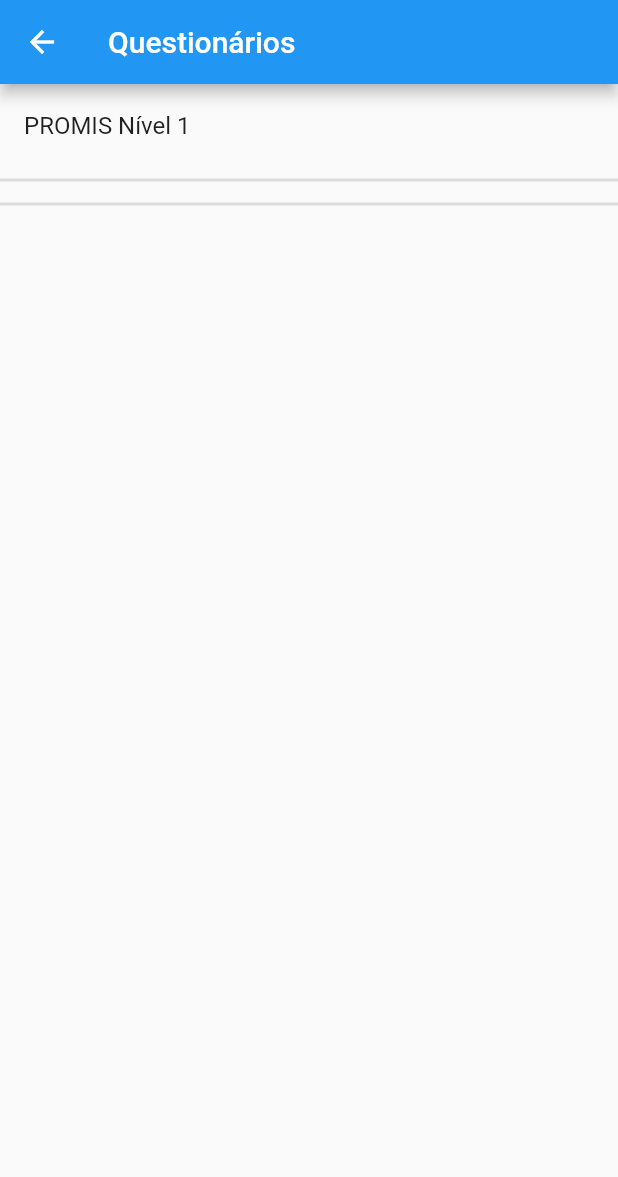
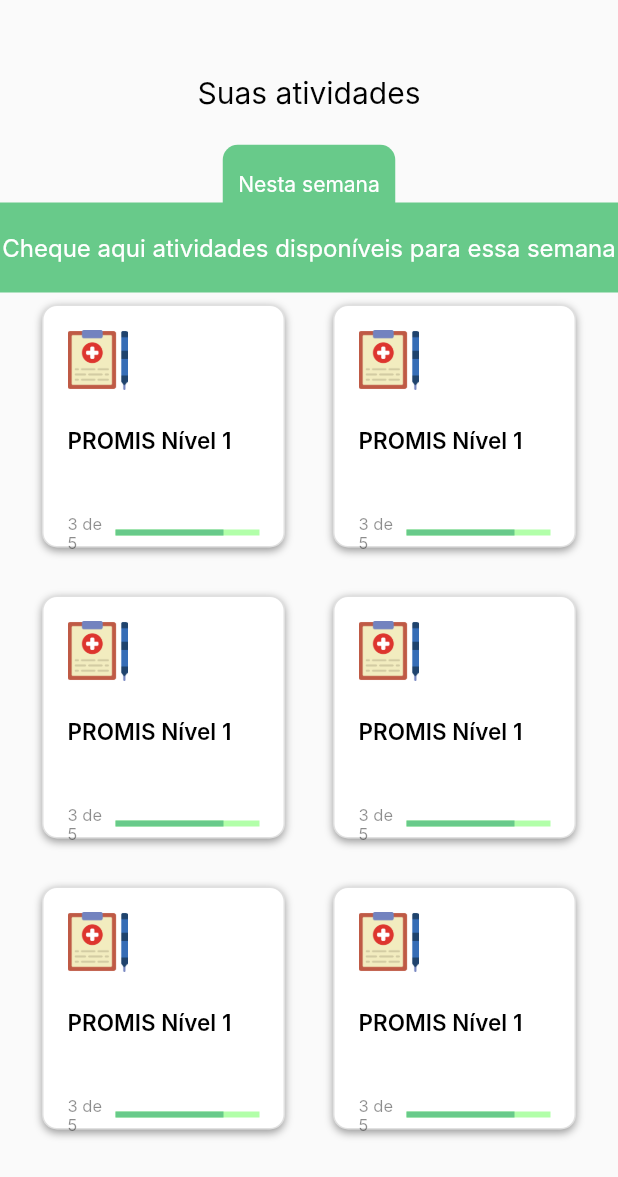
Before and after one commit to juliaalmeida13/APP-MENTAL, a Flutter app: the QuestsScreen screen opened by its route, on a phone screen of 412 x 824 dp. Shown: the top 1177 px of the screen. Run offline on Flutter 3.47's test engine with Material 2 defaults, Android fonts, the phone set to English and light mode, and no system bars; our stand-ins replace cloud_firestore, firebase_auth, firebase_core, shared_preferences, simple_animations; missing offline and left inert: flutter_phone_direct_caller; accounts and stored records are empty; Roboto replaces fonts that are missing (Inter).

Commit message:
adicionando design de tela de atividades e mudando layout do chat

```diff
--- a/app base/lib/ChatRoomsScreen/Widgets/AppBart/app_bar_widget.dart
+++ b/app base/lib/ChatRoomsScreen/Widgets/AppBart/app_bar_widget.dart
@@ -0,0 +1,21 @@
+import 'package:flutter/cupertino.dart';
+import 'package:chat_app_tutorial/colors/app_text_styles.dart';
+
+class AppBarWidget extends PreferredSize {
+  AppBarWidget()
+      : super(
+            preferredSize: Size.fromHeight(100),
+            child: Container(
+                child: Padding(
+              padding: const EdgeInsets.only(left: 15),
+              child: Row(
+                mainAxisAlignment: MainAxisAlignment.start,
+                children: [
+                  Text(
+                    " Chat com pesquisador",
+                    style: AppTextStyles.contatos,
+                  )
+                ],
+              ),
+            )));
+}
--- /dev/null
+++ b/app base/lib/QuestScreen/widgets/AppBar/app_bar_widget.dart
@@ -0,0 +1,60 @@
+import 'package:chat_app_tutorial/colors/app_text_styles.dart';
+import 'package:chat_app_tutorial/colors/colors.dart';
+import 'package:flutter/material.dart';
+
+class AppBarWidget extends PreferredSize {
+  AppBarWidget()
+      : super(
+          preferredSize: Size.fromHeight(195),
+          child: Stack(children: [
+            Center(
+              child: Padding(
+                padding: const EdgeInsets.only(bottom: 70),
+                child: Row(
+                  mainAxisAlignment: MainAxisAlignment.center,
+                  children: [
+                    Text(
+                      "Suas atividades",
+                      style: AppTextStyles.atividade,
+                    )
+                  ],
+                ),
+              ),
+            ),
+            Center(
+              child: Padding(
+                padding: const EdgeInsets.only(top: 50),
+                child: Container(
+                    width: 115,
+                    height: 52,
+                    decoration: BoxDecoration(
+                        borderRadius: BorderRadius.only(
+                            topLeft: Radius.circular(10),
+                            topRight: Radius.circular(10),
+                            bottomLeft: Radius.circular(10),
+                            bottomRight: Radius.circular(10)),
+                        color: AppColors.verdementa),
+                    child: Center(
+                        child: Text(
+                      "Nesta semana",
+                      style: AppTextStyles.bodyWhite14,
+                    ))),
+              ),
+            ),
+            Center(
+                child: Padding(
+              padding: const EdgeInsets.only(top: 135),
+              child: Container(
+                width: 531,
+                height: 60,
+                decoration: BoxDecoration(color: AppColors.verdementa),
+                child: Center(
+                    child: Text(
+                  "Cheque aqui atividades disponíveis para essa semana",
+                  style: AppTextStyles.bodyWhite16,
+                )),
+              ),
+            ))
+          ]),
+        );
+}
--- /dev/null
+++ b/app base/lib/QuestScreen/widgets/Body/app_body_widget.dart
@@ -0,0 +1,69 @@
+import 'package:chat_app_tutorial/colors/images.dart';
+import 'package:chat_app_tutorial/colors/app_text_styles.dart';
+import 'package:chat_app_tutorial/colors/colors.dart';
+import 'package:chat_app_tutorial/escalas/promisn1/promisn1_screen.dart';
+import 'package:flutter/material.dart';
+
+class QuizCard extends StatelessWidget {
+  const QuizCard({Key key}) : super(key: key);
+
+  @override
+  Widget build(BuildContext context) {
+    return Padding(
+      padding: const EdgeInsets.all(8),
+      child: InkWell(
+        onTap: () {
+          Navigator.of(context).pushNamed(Promisn1Screen.routeName,
+              arguments: {'title': 'PROMIS Nível 1'});
+        },
+        child: Container(
+          padding: EdgeInsets.all(16),
+          decoration: BoxDecoration(
+              color: AppColors.white,
+              border: Border.fromBorderSide(BorderSide(color: Colors.black12)),
+              borderRadius: BorderRadius.circular(10),
+              boxShadow: [
+                BoxShadow(
+                    color: Colors.black38, offset: Offset(0, 2), blurRadius: 4)
+              ]),
+          child: Column(
+            crossAxisAlignment: CrossAxisAlignment.start,
+            children: [
+              Container(
+                height: 40,
+                width: 40,
+                decoration: BoxDecoration(
+                  image: DecorationImage(
+                      image: AssetImage(AppImages.promis1),
+                      fit: BoxFit.fitWidth),
+                ),
+              ),
+              SizedBox(
+                height: 24,
+              ),
+              Text("PROMIS Nível 1", style: AppTextStyles.heading15),
+              SizedBox(
+                height: 40,
+              ),
+              Row(
+                children: [
+                  Expanded(
+                      flex: 1,
+                      child: Text("3 de 5", style: AppTextStyles.body11)),
+                  Expanded(
+                    flex: 3,
+                    child: LinearProgressIndicator(
+                        value: 0.75,
+                        backgroundColor: AppColors.verdeclaro,
+                        valueColor: AlwaysStoppedAnimation<Color>(
+                            AppColors.verdementa)),
+                  )
+                ],
+              )
+            ],
+          ),
+        ),
+      ),
+    );
+  }
+}
--- a/app base/lib/colors/app_text_styles.dart
+++ b/app base/lib/colors/app_text_styles.dart
@@ -11,6 +11,18 @@
       fontSize: 35,
       fontWeight: FontWeight.w600,
       height: 3);
+
+  static final TextStyle tituloatividades = TextStyle(
+      fontFamily: "Inter",
+      color: AppColors.black,
+      fontSize: 20,
+      fontWeight: FontWeight.w600);
+
+  static final TextStyle descratividades = TextStyle(
+      fontFamily: "Inter",
+      color: AppColors.black,
+      fontSize: 14,
+      fontWeight: FontWeight.w400);
 
   static final TextStyle contatosbody = TextStyle(
       fontFamily: "Inter",
@@ -39,10 +51,17 @@
       fontWeight: FontWeight.w600,
       height: 1);
 
+  static final TextStyle atividade = TextStyle(
+    fontFamily: "Inter",
+    color: AppColors.black,
+    fontSize: 20,
+    fontWeight: FontWeight.w400,
+  );
+
   static final TextStyle heading = TextStyle(
     fontFamily: "Inter",
     color: AppColors.black,
-    fontSize: 18,
+    fontSize: 16,
     fontWeight: FontWeight.w600,
   );
 
@@ -101,15 +120,22 @@
     fontWeight: FontWeight.normal,
   );
 
-  static final TextStyle bodyWhite20 = TextStyle(
+  static final TextStyle bodyWhite14 = TextStyle(
     fontFamily: "Inter",
     color: AppColors.white,
-    fontSize: 20,
+    fontSize: 14,
+    fontWeight: FontWeight.normal,
+  );
+
+  static final TextStyle bodyWhite16 = TextStyle(
+    fontFamily: "Inter",
+    color: AppColors.white,
+    fontSize: 16,
     fontWeight: FontWeight.normal,
   );
   static final TextStyle body11 = TextStyle(
     fontFamily: "Inter",
-    color: AppColors.cinzamedio,
+    color: Colors.black45,
     fontSize: 11,
     fontWeight: FontWeight.normal,
   );
--- a/app base/lib/colors/images.dart
+++ b/app base/lib/colors/images.dart
@@ -7,4 +7,5 @@
   static String get background => "assets/images/background.png";
   static String get searchWhite => "assets/images/background.png";
   static String get send => "assets/images/send.png";
+  static String get promis1 => "assets/images/arquivo-medico.png";
 }
--- a/app base/lib/escalas/promisn1/promisn1_screen.dart
+++ b/app base/lib/escalas/promisn1/promisn1_screen.dart
@@ -1,3 +1,4 @@
+import 'package:chat_app_tutorial/colors/colors.dart';
 import 'package:flutter/material.dart';
 //import 'fancy_button.dart'
 import './promisn1.dart';
@@ -120,7 +121,7 @@
     return Scaffold(
       appBar: AppBar(
         title: Text(titleAA),
-        backgroundColor: Colors.lightGreenAccent,
+        backgroundColor: AppColors.verdementa,
       ),
       body: Padding(
         padding: const EdgeInsets.all(30.0),
--- /dev/null
+++ b/app base/lib/shared/models/user_model.dart
@@ -0,0 +1,7 @@
+class UserModel {
+  final String name;
+  final String photoUrl;
+  final int score;
+
+  UserModel(this.name, this.photoUrl, this.score);
+}
--- a/app base/lib/views/conversation_screen.dart
+++ b/app base/lib/views/conversation_screen.dart
@@ -1,3 +1,4 @@
+import 'package:chat_app_tutorial/ChatRoomsScreen/Widgets/AppBart/app_bar_widget.dart';
 import 'package:chat_app_tutorial/helper/constants.dart';
 import 'package:chat_app_tutorial/services/database.dart';
 import 'package:cloud_firestore/cloud_firestore.dart';
@@ -60,10 +61,13 @@
   @override
   Widget build(BuildContext context) {
     return Scaffold(
-      appBar: AppBar(
+      appBar: AppBarWidget()
+
+      /*AppBar(
         title: Text("Chat com o pesquisador"),
         automaticallyImplyLeading: false,
-      ),
+      )*/
+      ,
       body: Container(
         child: Stack(
           children: [
@@ -83,7 +87,6 @@
                           hintText: "Digite uma mensagem...",
                           hintStyle: TextStyle(color: Colors.black),
                           border: InputBorder.none,
-
                         ),
                       ),
                     ),
@@ -129,9 +132,8 @@
           right: isSendByMe ? 24 : 0),
       alignment: isSendByMe ? Alignment.centerRight : Alignment.centerLeft,
       child: Container(
-        margin:  isSendByMe
-          ? EdgeInsets.only(left: 30)
-          : EdgeInsets.only(right: 30),
+        margin:
+            isSendByMe ? EdgeInsets.only(left: 30) : EdgeInsets.only(right: 30),
         padding: EdgeInsets.only(top: 17, bottom: 17, left: 20, right: 20),
         decoration: BoxDecoration(
             gradient: LinearGradient(
@@ -157,11 +159,10 @@
           message,
           textAlign: TextAlign.start,
           style: TextStyle(
-            color: Colors.white,
-            fontSize: 16,
-            fontFamily: 'OverpassRegular',
-            fontWeight: FontWeight.w300
-          ),
+              color: Colors.white,
+              fontSize: 16,
+              fontFamily: 'OverpassRegular',
+              fontWeight: FontWeight.w300),
         ),
       ),
     );
--- a/app base/lib/views/quests_screen.dart
+++ b/app base/lib/views/quests_screen.dart
@@ -1,3 +1,5 @@
+import 'package:chat_app_tutorial/QuestScreen/widgets/AppBar/app_bar_widget.dart';
+import 'package:chat_app_tutorial/QuestScreen/widgets/Body/app_body_widget.dart';
 import 'package:flutter/material.dart';
 //import 'package:cloud_firestore/cloud_firestore.dart';
 
@@ -10,10 +12,26 @@
   @override
   Widget build(BuildContext context) {
     return Scaffold(
-      appBar: AppBar(
-        title: const Text('Questionários'),
-      ),
-      body: Container(
+        appBar: AppBarWidget(),
+        body: Padding(
+            padding: const EdgeInsets.symmetric(horizontal: 20),
+            child: Expanded(
+              child: GridView.count(
+                crossAxisSpacing: 16,
+                mainAxisSpacing: 16,
+                crossAxisCount: 2,
+                children: [
+                  QuizCard(),
+                  QuizCard(),
+                  QuizCard(),
+                  QuizCard(),
+                  QuizCard(),
+                  QuizCard(),
+                ],
+              ),
+            ))
+
+        /*Container(
           width: double.infinity,
           child: Column(
             children: [
@@ -34,7 +52,7 @@
               ),*/
               Divider(thickness: 2.0),
             ],
-          )),
-    );
+          )),*/
+        );
   }
 }
--- a/app base/lib/views/sleep_diary.dart
+++ b/app base/lib/views/sleep_diary.dart
@@ -1,3 +1,4 @@
+import 'package:chat_app_tutorial/colors/colors.dart';
 import 'package:flutter/material.dart';
 
 class SleepPage extends StatefulWidget {
@@ -17,7 +18,6 @@
 
   final GlobalKey<FormState> _formKey = GlobalKey<FormState>();
 
-
   Widget _buildQuest1() {
     return Container(
       height: 50,
@@ -28,14 +28,15 @@
           Container(
             alignment: Alignment.center,
             width: 200,
-            child: Text("Que horas você foi para a cama?", style: TextStyle(
-              fontSize: 16
-            ),),
+            child: Text(
+              "Que horas você foi para a cama?",
+              style: TextStyle(fontSize: 16),
+            ),
           ),
           Container(
             width: 100,
             child: TextFormField(
-                onTap: () async{
+              onTap: () async {
                 _resQuest1 = await _selectTime(context);
                 setState(() {
                   _resQuest1 = _resQuest1;
@@ -70,14 +71,15 @@
           Container(
             alignment: Alignment.center,
             width: 200,
-            child: Text("A que horas você tentou dormir?", style: TextStyle(
-                fontSize: 16
-            ),),
+            child: Text(
+              "A que horas você tentou dormir?",
+              style: TextStyle(fontSize: 16),
+            ),
           ),
           Container(
             width: 100,
             child: TextFormField(
-              onTap: () async{
+              onTap: () async {
                 _resQuest2 = await _selectTime(context);
                 setState(() {
                   _resQuest2 = _resQuest2;
@@ -112,14 +114,15 @@
           Container(
             alignment: Alignment.center,
             width: 200,
-            child: Text("Quanto tempo você demorou para adormecer?", style: TextStyle(
-                fontSize: 16
-            ),),
+            child: Text(
+              "Quanto tempo você demorou para adormecer?",
+              style: TextStyle(fontSize: 16),
+            ),
           ),
           Container(
             width: 100,
             child: TextFormField(
-              onTap: () async{
+              onTap: () async {
                 _resQuest3 = await _selectTime(context);
                 setState(() {
                   _resQuest3 = _resQuest3;
@@ -154,14 +157,15 @@
           Container(
             alignment: Alignment.center,
             width: 200,
-            child: Text("Quantas vezes você acordou, sem contar o seu despertar final?", style: TextStyle(
-                fontSize: 16
-            ),),
+            child: Text(
+              "Quantas vezes você acordou, sem contar o seu despertar final?",
+              style: TextStyle(fontSize: 16),
+            ),
           ),
           Container(
             width: 100,
             child: TextFormField(
-              onTap: () async{
+              onTap: () async {
                 _resQuest4 = await _selectTime(context);
                 setState(() {
                   _resQuest4 = _resQuest4;
@@ -196,14 +200,15 @@
           Container(
             alignment: Alignment.center,
             width: 200,
-            child: Text("No total, quanto tempo durou esse despertar?", style: TextStyle(
-                fontSize: 16
-            ),),
+            child: Text(
+              "No total, quanto tempo durou esse despertar?",
+              style: TextStyle(fontSize: 16),
+            ),
           ),
           Container(
             width: 100,
             child: TextFormField(
-              onTap: () async{
+              onTap: () async {
                 _resQuest5 = await _selectTime(context);
                 setState(() {
                   _resQuest5 = _resQuest5;
@@ -238,14 +243,15 @@
           Container(
             alignment: Alignment.center,
             width: 200,
-            child: Text("A que horas foi seu despertar final?", style: TextStyle(
-                fontSize: 16
-            ),),
+            child: Text(
+              "A que horas foi seu despertar final?",
+              style: TextStyle(fontSize: 16),
+            ),
           ),
           Container(
             width: 100,
             child: TextFormField(
-              onTap: () async{
+              onTap: () async {
                 _resQuest6 = await _selectTime(context);
                 setState(() {
                   _resQuest6 = _resQuest6;
@@ -280,14 +286,15 @@
           Container(
             alignment: Alignment.center,
             width: 200,
-            child: Text("Após seu despertar final, quanto tempo você passou na cama?", style: TextStyle(
-                fontSize: 16
-            ),),
+            child: Text(
+              "Após seu despertar final, quanto tempo você passou na cama?",
+              style: TextStyle(fontSize: 16),
+            ),
           ),
           Container(
             width: 100,
             child: TextFormField(
-              onTap: () async{
+              onTap: () async {
                 _resQuest7 = await _selectTime(context);
                 setState(() {
                   _resQuest7 = _resQuest7;
@@ -322,14 +329,15 @@
           Container(
             alignment: Alignment.center,
             width: 200,
-            child: Text("Quanto você dormiu durante o dia?", style: TextStyle(
-                fontSize: 16
-            ),),
+            child: Text(
+              "Quanto você dormiu durante o dia?",
+              style: TextStyle(fontSize: 16),
+            ),
           ),
           Container(
             width: 100,
             child: TextFormField(
-              onTap: () async{
+              onTap: () async {
                 _resQuest8 = await _selectTime(context);
                 setState(() {
                   _resQuest8 = _resQuest8;
@@ -388,7 +396,9 @@
                           else
                             {_formKey.currentState.save()}
                         },
-                )
+                    style: ElevatedButton.styleFrom(
+                      primary: AppColors.verdementa,
+                    ))
               ],
             ),
           ),
@@ -397,20 +407,22 @@
     );
   }
 
-  Future<String> _selectTime( BuildContext context) async{
+  Future<String> _selectTime(BuildContext context) async {
     final TimeOfDay result = await showTimePicker(
       context: context,
       initialTime: TimeOfDay.now(),
       builder: (context, child) {
-          return MediaQuery(data: MediaQuery.of(context).copyWith(
+        return MediaQuery(
+            data: MediaQuery.of(context).copyWith(
               alwaysUse24HourFormat: true,
-          ), child: child);
+            ),
+            child: child);
       },
     );
 
-    if(result !=null){
+    if (result != null) {
       return result.format(context);
-    }else{
+    } else {
       return null;
     }
   }
```
Also changed, not shown: app base/assets/images/arquivo-medico.png (added). Lines whose indentation alone changed are shown as unchanged.
